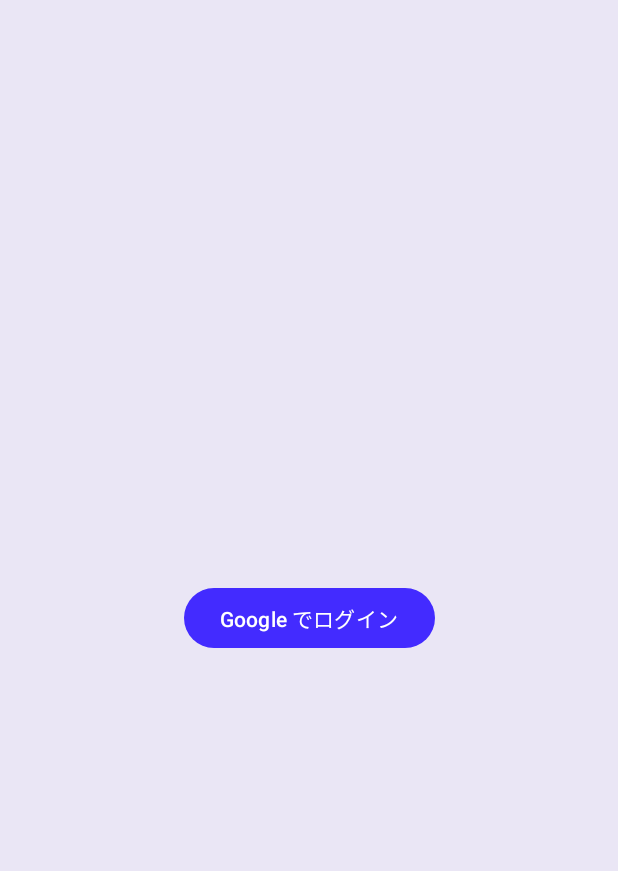
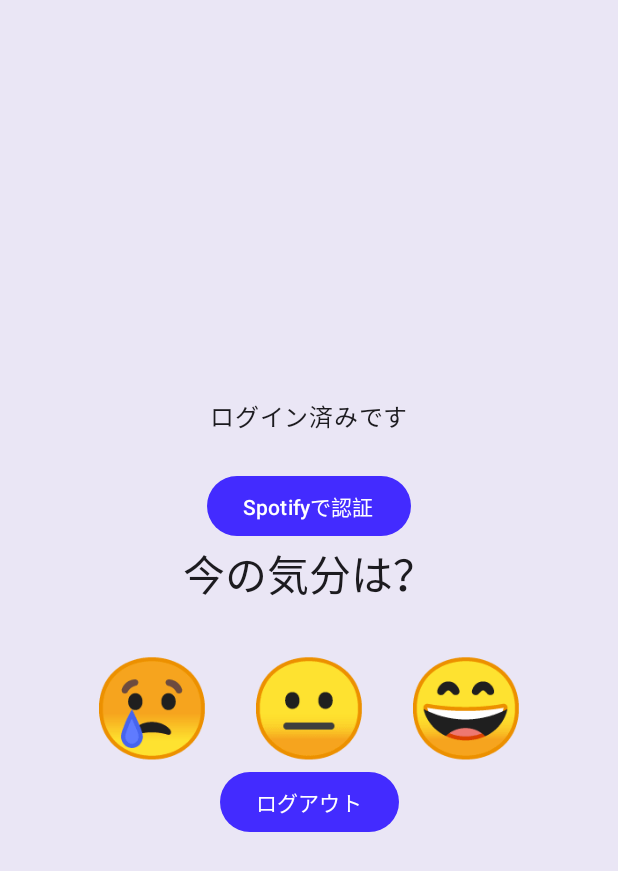
Before and after one commit to Tadachi274/MeloSync, an Android app built with Jetpack Compose: the HomeScreen screen opened through its navigation route, on a phone screen of 412 x 824 dp. Shown: the top 871 px of the screen. Run offline under Robolectric (Android 15) with nearby library versions, the phone set to English and light mode, and no system bars.

Commit message:
Spotify認証前へ

```diff
--- a/front_server/app/build.gradle.kts
+++ b/front_server/app/build.gradle.kts
@@ -79,4 +79,9 @@
     implementation("androidx.lifecycle:lifecycle-viewmodel-ktx:2.9.2")
     implementation("androidx.datastore:datastore-preferences:1.1.7")
     implementation("androidx.appcompat:appcompat:1.7.1")
+    implementation("androidx.credentials:credentials:1.5.0")
+    implementation("androidx.credentials:credentials-play-services-auth:1.5.0")
+    implementation("com.google.android.libraries.identity.googleid:googleid:1.1.1")
+    implementation("com.google.android.gms:play-services-identity:18.1.0")
+    implementation("com.google.android.gms:play-services-auth:21.4.0")
 }
--- a/front_server/app/src/main/AndroidManifest.xml
+++ b/front_server/app/src/main/AndroidManifest.xml
@@ -64,5 +64,11 @@
             </intent-filter>
         </activity>
     </application>
+    <queries>
+        <intent>
+            <action android:name="android.credentials.GET_CREDENTIAL"/>
+        </intent>
+        <package android:name="com.google.android.gms"/>
+    </queries>
 
 </manifest>
--- a/front_server/app/src/main/java/com/example/melosync/MainActivity.kt
+++ b/front_server/app/src/main/java/com/example/melosync/MainActivity.kt
@@ -1,5 +1,6 @@
 package com.example.melosync
 
+import android.content.Intent
 import android.os.Bundle
 import androidx.activity.ComponentActivity
 import androidx.activity.compose.setContent
@@ -19,12 +20,14 @@
 import androidx.activity.viewModels
 import com.example.melosync.ui.auth.AuthRepository
 import com.example.melosync.ui.auth.AuthViewModel
-
 //import com.example.melosync.ui.theme.SpotifyEmotionAppTheme
+import android.util.Log
 
 class MainActivity : ComponentActivity() {
     private val authViewModel: AuthViewModel by viewModels()
-    val repository by lazy { AuthRepository(applicationContext) }
+    private val repository by lazy { AuthRepository(this) }
+
+
     override fun onCreate(savedInstanceState: Bundle?) {
         super.onCreate(savedInstanceState)
         enableEdgeToEdge()
@@ -38,7 +41,9 @@
                         color = MaterialTheme.colorScheme.background
                     ) {
                         // ナビゲーションを開始
-                        AppNavigation(authViewModel,repository)
+                        Log.d("MainActivity","open")
+                        AppNavigation(authViewModel)
+
                     }
 //                Scaffold(modifier = Modifier.fillMaxSize()) { innerPadding ->
 //                    Greeting(
@@ -49,6 +54,31 @@
                 }
             }
         }
+    }
+    override fun onNewIntent(intent: Intent?) {
+        super.onNewIntent(intent)
+        Log.d("MainActivity","onNewIntent")
+        enableEdgeToEdge()
+        setContent {
+            MeloSyncTheme {
+                AppBackground {
+                    Surface(
+                        modifier = Modifier.fillMaxSize(),
+                        color = MaterialTheme.colorScheme.background
+                    ) {
+                        // ナビゲーションを開始
+                        Log.d("MainActivity","new open")
+                        AppNavigation(authViewModel)
+
+                    }
+//                    )
+//                }
+                }
+            }
+        }
+        setIntent(intent) // 新しいIntentで上書きする（省略すると getIntent() が古いままになる）
+
+        //handleIntent(intent)
     }
 }
 
--- a/front_server/app/src/main/java/com/example/melosync/navigation/AppNavigation.kt
+++ b/front_server/app/src/main/java/com/example/melosync/navigation/AppNavigation.kt
@@ -1,6 +1,8 @@
 package com.example.melosync.navigation
 
 import androidx.compose.runtime.Composable
+import androidx.compose.runtime.collectAsState
+import androidx.compose.runtime.getValue
 import androidx.navigation.NavType
 import androidx.navigation.compose.NavHost
 import androidx.navigation.compose.composable
@@ -8,8 +10,12 @@
 import androidx.navigation.navArgument
 import com.example.melosync.data.Emotion
 import com.example.melosync.ui.auth.AuthRepository
+import com.example.melosync.ui.auth.SignInWithGoogleFunctions
+import com.example.melosync.ui.auth.LoginScreen
 import com.example.melosync.ui.home.HomeScreen
 import com.example.melosync.ui.main.MainScreen
+import android.util.Log
+
 
 import com.example.melosync.ui.auth.AuthViewModel
 
@@ -19,17 +25,34 @@
     // {emotion} の部分で、前の画面から感情データを受け取る
     const val MAIN = "main/{emotion}"
     const val SETTINGS = "settings"
+    const val LOGIN = "login"
 }
 
 @Composable
-fun AppNavigation(authViewModel: AuthViewModel,repository: AuthRepository) {
+fun AppNavigation(
+    authViewModel: AuthViewModel
+) {
     val navController = rememberNavController()
+    val uiState by authViewModel.uiState.collectAsState()
+    Log.d("Navigation","isLoggedIn:${uiState.isLoggedIn}")
+    Log.d("Navigation","isSpotifyLoggedIn:${uiState.isSpotifyLoggedIn}")
+    println(!uiState.isLoggedIn && !uiState.isSpotifyLoggedIn)
+    val startDestination = if (uiState.isLoggedIn && uiState.isSpotifyLoggedIn) Routes.HOME else Routes.LOGIN
 
 
     NavHost(
         navController = navController,
-        startDestination = Routes.HOME
+        startDestination = startDestination
     ) {
+        composable(Routes.LOGIN) {
+            LoginScreen(
+                onNavigateToHome = {
+                    navController.navigate("home")
+                },
+                authViewModel = authViewModel
+            )
+        }
+
         // ホーム画面
         composable(Routes.HOME) {
             HomeScreen(
@@ -37,8 +60,7 @@
                     // Main画面へ遷移。感情のenum名を渡す
                     navController.navigate("main/${emotion.name}")
                 },
-                authViewModel = authViewModel,
-                repository = repository
+                authViewModel = authViewModel
             )
         }
 
--- a/front_server/app/src/main/java/com/example/melosync/ui/auth/AuthApi.kt
+++ b/front_server/app/src/main/java/com/example/melosync/ui/auth/AuthApi.kt
@@ -5,10 +5,9 @@
 import retrofit2.http.Body
 import retrofit2.http.POST
 
-data class IdTokenRequest(val id_token: String)
 data class JwtResponse(val access_token: String)
 
 interface AuthApi {
     @POST("api/auth/google-login")
-    suspend fun exchangeIdToken(@Body req: IdTokenRequest): Response<JwtResponse>
+    suspend fun LoginRequest(): Response<JwtResponse>
 }
--- a/front_server/app/src/main/java/com/example/melosync/ui/auth/AuthButton.kt
+++ b/front_server/app/src/main/java/com/example/melosync/ui/auth/AuthButton.kt
@@ -8,6 +8,6 @@
 @Composable
 fun AuthButton(onClick: () -> Unit) {
     Button(onClick = onClick) {
-        Text("Google でログイン")
+        Text("ログイン")
     }
 }
--- a/front_server/app/src/main/java/com/example/melosync/ui/auth/LoginScreen.kt
+++ b/front_server/app/src/main/java/com/example/melosync/ui/auth/LoginScreen.kt
@@ -17,15 +17,20 @@
 import androidx.compose.ui.platform.LocalContext
 import androidx.compose.ui.unit.dp
 import com.example.melosync.MainActivity
+import java.util.UUID
+import androidx.lifecycle.viewModelScope
+import kotlinx.coroutines.launch
 
 
 @Composable
 fun LoginScreen(
-    viewModel: AuthViewModel,
-    modifier: Modifier = Modifier
+    onNavigateToHome: () -> Unit,
+    authViewModel: AuthViewModel,
+
 ) {
     // ViewModel の UI 状態を監視
-    val uiState by viewModel.uiState.collectAsState()
+    val uiState by authViewModel.uiState.collectAsState()
+    val modifier = Modifier
 
     val context = LocalContext.current
     // エラーが出たらトースト表示
@@ -40,10 +45,9 @@
                 CircularProgressIndicator()
             }
             uiState.isLoggedIn -> {
+                Log.d("LoginScreen","isSpotifyLoggedIn:${uiState.isSpotifyLoggedIn}")
                 Column(horizontalAlignment = Alignment.CenterHorizontally) {
-                    Text("Googleログイン済みです")
-                    Spacer(modifier = Modifier.height(24.dp))
-                    LogoutButton { viewModel.logout() }
+                    Text("ログイン済みです")
 
                     Spacer(modifier = Modifier.height(24.dp))
                     // 追加：Spotify 認証ボタン
@@ -63,23 +67,26 @@
                             .appendQueryParameter("show_dialog", "true")
                             .build()
                         context.startActivity(Intent(Intent.ACTION_VIEW, authUri))
+                        //authViewModel.onSpotifyLoginSuccess()
                     }) {
                         Text("Spotifyで認証")
                     }
-                    Button(
-                        onClick = {
-                            // MainActivity（HomeScreen を表示している Activity）を起動
-                            val intent = Intent(context, MainActivity::class.java)
-                            context.startActivity(intent)
-                        }
-                    ) {
-                        Text("ホーム画面へ")
-                    }
+                    // Button(
+                    //    onClick = {
+                    //        val intent = Intent(context, MainActivity::class.java)
+                    //        context.startActivity(intent)
+                    //    }
+                    //) {
+                    //    Text("ホーム画面へ")
+                    //}
+                    Spacer(modifier = Modifier.height(120.dp))
+                    LogoutButton { authViewModel.logout() }
                 }
             }
             else -> {
-                    AuthButton { viewModel.signIn() }
-                }
+                AuthButton {authViewModel.signIn()}
+
             }
         }
+    }
 }
--- a/front_server/app/src/main/java/com/example/melosync/ui/auth/LogoutButton.kt
+++ b/front_server/app/src/main/java/com/example/melosync/ui/auth/LogoutButton.kt
@@ -8,6 +8,6 @@
 @Composable
 fun LogoutButton(onClick: () -> Unit) {
     Button(onClick = onClick) {
-        Text("Googleログアウト")
+        Text("ログアウト")
     }
 }
--- a/front_server/app/src/main/java/com/example/melosync/ui/home/HomeScreen.kt
+++ b/front_server/app/src/main/java/com/example/melosync/ui/home/HomeScreen.kt
@@ -1,5 +1,8 @@
 package com.example.melosync.ui.home
 
+import android.content.Intent
+import android.net.Uri
+import android.util.Log
 import androidx.compose.foundation.clickable
 import androidx.compose.foundation.layout.Arrangement
 import androidx.compose.foundation.layout.Column
@@ -9,6 +12,7 @@
 import androidx.compose.foundation.layout.height
 import androidx.compose.foundation.layout.padding
 import androidx.compose.foundation.layout.size
+import androidx.compose.material3.Button
 import androidx.compose.material3.MaterialTheme
 import androidx.compose.material3.Scaffold
 import androidx.compose.material3.Text
@@ -24,8 +28,10 @@
 import com.example.melosync.ui.auth.AuthViewModel
 import androidx.compose.runtime.collectAsState
 import androidx.compose.runtime.getValue
+import androidx.compose.ui.platform.LocalContext
 import androidx.lifecycle.lifecycleScope
 import androidx.lifecycle.LifecycleOwner
+import com.example.melosync.ui.auth.SignInWithGoogleFunctions
 import com.example.melosync.ui.auth.AuthRepository
 import com.example.melosync.ui.auth.LogoutButton
 import kotlinx.coroutines.launch
@@ -38,18 +44,15 @@
     onNavigateToMain: (Emotion) -> Unit={},
     viewModel: HomeViewModel = viewModel() ,
     authViewModel: AuthViewModel,
-    repository: AuthRepository
 ) {
     // ログイン状態を監視
     val uiState by authViewModel.uiState.collectAsState()
+    val context = LocalContext.current
     println("[HomeScreen]isLoggedIn:${uiState.isLoggedIn}")
     println("[HomeScreen]isSpotifyLoggedIn:${uiState.isSpotifyLoggedIn}")
     println(!uiState.isLoggedIn && !uiState.isSpotifyLoggedIn)
 
-    if (!uiState.isLoggedIn || !uiState.isSpotifyLoggedIn) {
-        LoginScreen(viewModel = authViewModel)
-        return
-    }
+
 
     Scaffold { paddingValues ->
         Column(
@@ -59,6 +62,30 @@
             horizontalAlignment = Alignment.CenterHorizontally,
             verticalArrangement = Arrangement.Center
         ) {
+            Text("ログイン済みです")
+
+            Spacer(modifier = Modifier.height(24.dp))
+            // 追加：Spotify 認証ボタン
+            Button(onClick = {
+                // クライアントID／リダイレクトURI は適宜置き換えてください
+                Log.d("LoginScreen","SpotifyLoginButton Click.")
+                val clientId = "ced2ee375b444183a40d0a95de22d132"
+                val redirectUri = "com.example.melosync://callback"
+                val authUri = Uri.Builder()
+                    .scheme("https")
+                    .authority("accounts.spotify.com")
+                    .appendPath("authorize")
+                    .appendQueryParameter("client_id", clientId)
+                    .appendQueryParameter("response_type", "code")
+                    .appendQueryParameter("redirect_uri", redirectUri)
+                    .appendQueryParameter("scope", "user-read-private playlist-modify-public playlist-read-private")  // 必要なスコープを追加
+                    .appendQueryParameter("show_dialog", "true")
+                    .build()
+                context.startActivity(Intent(Intent.ACTION_VIEW, authUri))
+            }) {
+                Text("Spotifyで認証")
+            }
+
             Text(
                 text = "今の気分は？",
                 style = MaterialTheme.typography.headlineMedium
```
Also changed, not shown: front_server/app/src/main/java/com/example/melosync/ui/auth/AuthRepository.kt (+4 -7 lines), front_server/app/src/main/java/com/example/melosync/ui/auth/AuthViewmodel.kt (+20 -16 lines), front_server/app/src/main/java/com/example/melosync/ui/auth/SignInWithGoogleFunctions.kt (added, +200 -0 lines), front_server/app/src/main/java/com/example/melosync/ui/auth/spotify/SpotifyAuthCallbackActivity.kt (+3 -9 lines), 2 other files.
